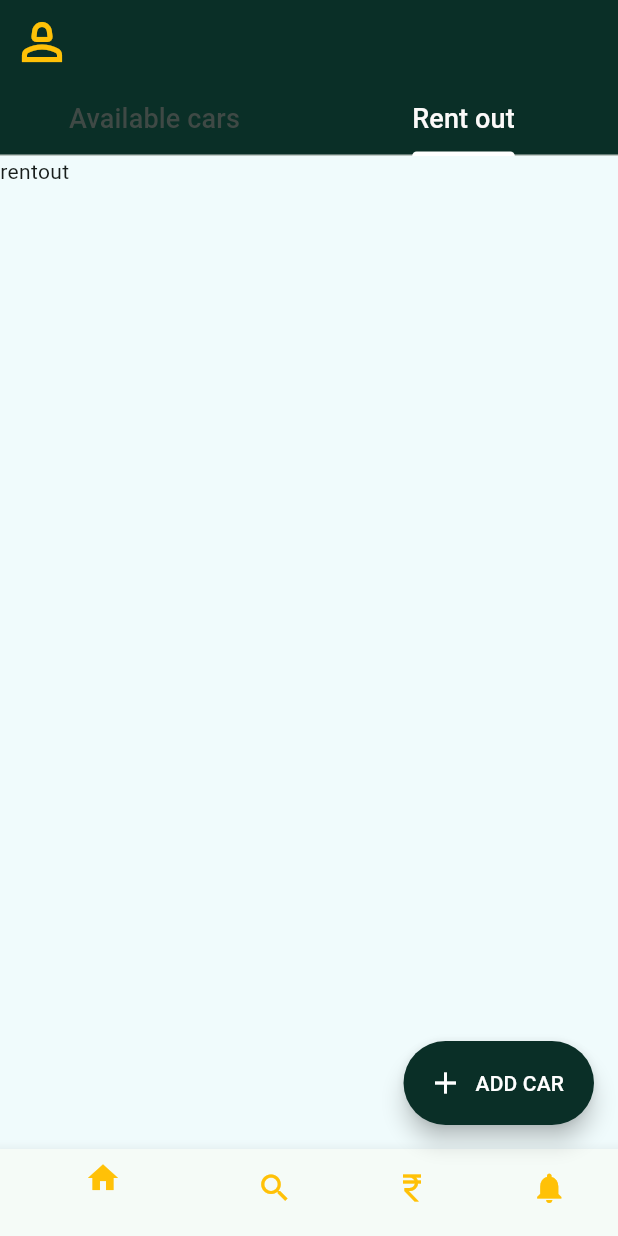
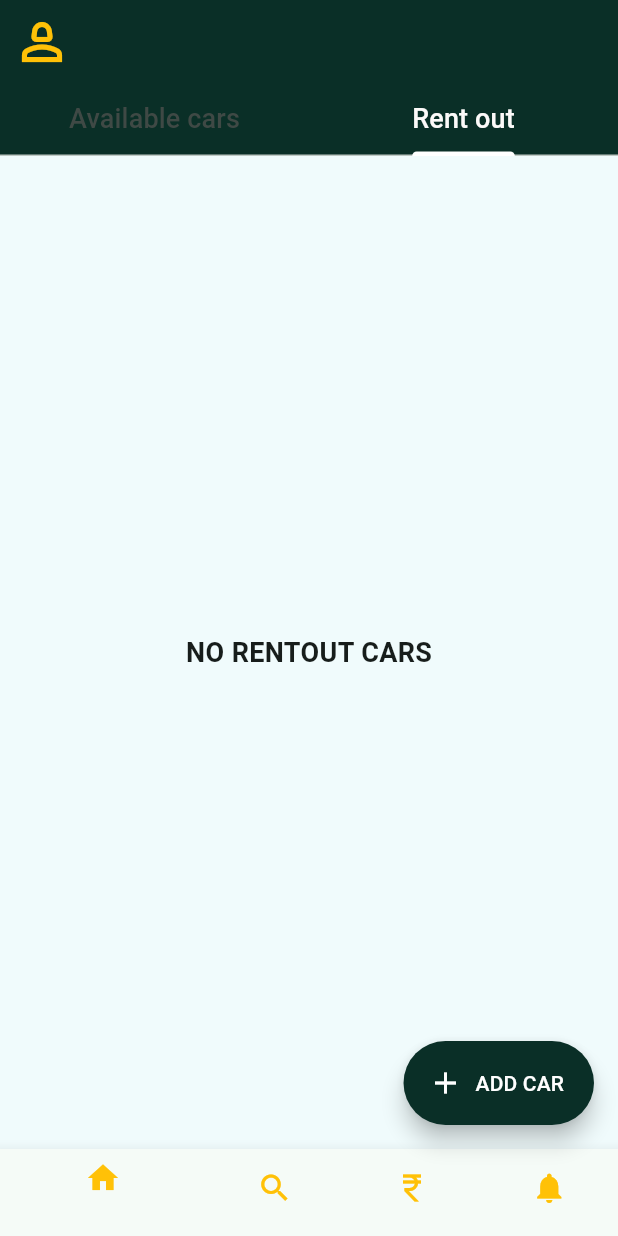
Before and after one commit to JaseemCA/SnapDrive, a Flutter app: the MyHomePage screen opened directly, tab 2 chosen, on a phone screen of 412 x 824 dp. Run offline on Flutter 3.47's test engine with Material 3 defaults, Android fonts, the phone set to English and light mode, and no system bars; our stand-ins replace gap, hive_flutter, image_picker, shared_preferences; accounts and stored records are empty.

Commit message:
rent out page data is stored i completed that just showing that in the rent out screen

```diff
--- a/lib/components/custom_text_field.dart
+++ b/lib/components/custom_text_field.dart
@@ -29,7 +29,7 @@ class CustomTextField extends StatelessWidget {
       autovalidateMode: AutovalidateMode.onUserInteraction,
       validator: (value) {
         if (value == null || value.isEmpty) {
-          return 'Vallue is empty';
+          return 'Value is empty';
         } else {
           return null;
         }
--- a/lib/db/box.dart
+++ b/lib/db/box.dart
@@ -3,4 +3,7 @@ import 'package:snapdrive/db/datamodel.dart';
 
 class Boxes {
   static Box<CarModel> getData() => Hive.box<CarModel>('car_db');
+
+  static Box<CustomerModel> getCustomerData() =>
+      Hive.box<CustomerModel>('customer_db');
 }
--- a/lib/db/datamodel.dart
+++ b/lib/db/datamodel.dart
@@ -40,4 +40,51 @@ class CarModel extends HiveObject {
 }
 
 @HiveType(typeId: 2)
-class CustomerModel extends HiveObject {}
+class CustomerModel extends HiveObject {
+  @HiveField(0)
+  int? id;
+
+  @HiveField(1)
+  String carname;
+
+  @HiveField(2)
+  String carReg;
+
+  @HiveField(3)
+  String customerName;
+
+  @HiveField(4)
+  String mobileNumber;
+
+  @HiveField(5)
+  String licenseNumber;
+
+  @HiveField(6)
+  String pickupdate;
+
+  @HiveField(7)
+  String pickupTime;
+
+  @HiveField(8)
+  String dropOffDate;
+
+  @HiveField(9)
+  String securityDeposit;
+
+  @HiveField(10)
+  String? selectedImage;
+
+  CustomerModel({
+    this.id,
+    required this.carname,
+    required this.carReg,
+    required this.customerName,
+    required this.mobileNumber,
+    required this.licenseNumber,
+    required this.pickupdate,
+    required this.pickupTime,
+    required this.dropOffDate,
+    required this.securityDeposit,
+    required this.selectedImage,
+  });
+}
--- a/lib/screens/availablecarslist.dart
+++ b/lib/screens/availablecarslist.dart
@@ -80,7 +80,8 @@ class _AvailablecarsState extends State<Availablecars> {
                             IconButton(
                                 onPressed: () {
                                   Navigator.of(context).push(MaterialPageRoute(
-                                      builder: (ctx) => const AddCustomer()));
+                                      builder: (ctx) => AddCustomer(
+                                          selectedCar: data[index])));
                                 },
                                 icon: const Icon(
                                   Icons.arrow_forward_ios,
--- a/lib/screens/home.dart
+++ b/lib/screens/home.dart
@@ -3,9 +3,11 @@ import 'package:flutter/material.dart';
 import 'package:shared_preferences/shared_preferences.dart';
 import 'package:snapdrive/controller/db_functions.dart';
 // import 'package:snapdrive/db/datamodel.dart';
+// import 'package:snapdrive/db/datamodel.dart';
 import 'package:snapdrive/screens/addcar.dart';
 import 'package:snapdrive/screens/availablecarslist.dart';
 import 'package:snapdrive/screens/login.dart';
+import 'package:snapdrive/screens/rentOutcarlist.dart';
 
 class MyHomePage extends StatefulWidget {
   const MyHomePage({
@@ -69,13 +71,7 @@ class _MyHomePageState extends State<MyHomePage> {
                               )),
                           TextButton(
                               onPressed: () {
-                                Navigator.of(context).pop(
-                                  MaterialPageRoute(
-                                    builder: (context) => const MyHomePage(
-                                      title: 'home',
-                                    ),
-                                  ),
-                                );
+                                Navigator.of(context).pop();
                               },
                               child: const Text('CANCEL'))
                         ]);
@@ -89,7 +85,7 @@ class _MyHomePageState extends State<MyHomePage> {
           ),
         ),
         body: TabBarView(
-          children: [Availablecars(), Text("rentout")],
+          children: [Availablecars(), Rentoutcars()],
         ),
         floatingActionButton: FloatingActionButton.extended(
           onPressed: () {
--- a/lib/screens/login.dart
+++ b/lib/screens/login.dart
@@ -140,7 +140,7 @@ class _LoginPageState extends State<LoginPage> {
       await sharedPref.setBool(saveKey, true);
 
       Navigator.of(ctx).pushReplacement(
-          MaterialPageRoute(builder: (ctx) => const MyHomePage(title: 'home')));
+          MaterialPageRoute(builder: (ctx) => MyHomePage(title: 'home')));
     } else {
       ScaffoldMessenger.of(ctx).showSnackBar(
         const SnackBar(
--- /dev/null
+++ b/lib/screens/rentOutcarlist.dart
@@ -0,0 +1,116 @@
+import 'dart:io';
+import 'package:flutter/material.dart';
+import 'package:hive_flutter/hive_flutter.dart';
+import 'package:snapdrive/db/box.dart';
+import 'package:snapdrive/db/datamodel.dart';
+
+class Rentoutcars extends StatefulWidget {
+  final CarModel? selectedCar;
+  const Rentoutcars({
+    super.key,
+    this.selectedCar,
+  });
+
+  @override
+  State<Rentoutcars> createState() => _RentoutcarsState();
+}
+
+class _RentoutcarsState extends State<Rentoutcars> {
+  final carnameController = TextEditingController();
+  final carRegController = TextEditingController();
+  final customerNameController = TextEditingController();
+  final mobileNumberController = TextEditingController();
+  final licenseNumberController = TextEditingController();
+  final pickupdate = TextEditingController();
+  final pickupTime = TextEditingController();
+  final dropOffDate = TextEditingController();
+  final securityDepositController = TextEditingController();
+  String? selectedImage;
+  File? imagepath;
+
+  TimeOfDay timeOfDay = TimeOfDay.now();
+  @override
+  void initState() {
+    super.initState();
+    if (widget.selectedCar != null) {
+      selectedImage = widget.selectedCar!.selectedImage;
+    }
+  }
+
+  @override
+  Widget build(BuildContext context) {
+    return Scaffold(
+      backgroundColor: Color.fromARGB(255, 240, 251, 252),
+      body: ValueListenableBuilder<Box<CustomerModel>>(
+          valueListenable: Boxes.getCustomerData().listenable(),
+          builder: (context, box, _) {
+            var data = box.values.toList().cast<CustomerModel>();
+
+            if (data.isEmpty) {
+              return const Center(
+                child: Text(
+                  'NO RENTOUT CARS',
+                  style: TextStyle(fontSize: 18, fontWeight: FontWeight.bold),
+                ),
+              );
+            } else {
+              return ListView.builder(
+                  itemCount: data.length,
+                  itemBuilder: (context, index) {
+                    return Padding(
+                      padding: const EdgeInsets.all(5),
+                      child: Card(
+                        color: Colors.white,
+                        child: ListTile(
+                          leading: CircleAvatar(
+                            backgroundImage: FileImage(
+                                File(data[index].selectedImage.toString())),
+                            // backgroundColor: Colors.amber,
+                            radius: 30,
+                          ),
+                          title: Padding(
+                            padding: const EdgeInsets.only(left: 10),
+                            child: Text(
+                              data[index].carname,
+                              style:
+                                  const TextStyle(fontWeight: FontWeight.w600),
+                            ),
+                          ),
+                          subtitle: Padding(
+                            padding: const EdgeInsets.only(left: 10),
+                            child: Text(
+                              data[index].customerName,
+                              style:
+                                  const TextStyle(fontWeight: FontWeight.w500),
+                            ),
+                          ),
+                          trailing: Container(
+                            width: 28,
+                            height: 65,
+                            decoration: BoxDecoration(
+                              color: const Color.fromARGB(255, 10, 47, 39),
+                              borderRadius: BorderRadius.circular(20),
+                            ),
+                            child: Column(
+                              mainAxisAlignment: MainAxisAlignment.center,
+                              children: [
+                                IconButton(
+                                    onPressed: () {},
+                                    icon: const Icon(
+                                      Icons.arrow_forward_ios,
+                                      color: Colors.amber,
+                                      size: 15,
+                                    ))
+                              ],
+                            ),
+                          ),
+                          onTap: () {},
+                        ),
+                      ),
+                    );
+                  });
+            }
+          }),
+    );
+  }
+}
```
Also changed, not shown: lib/controller/db_functions.dart (+23 -0 lines), lib/main.dart (+4 -3 lines), lib/screens/addcustomer.dart (+115 -4 lines), lib/db/datamodel.g.dart.
